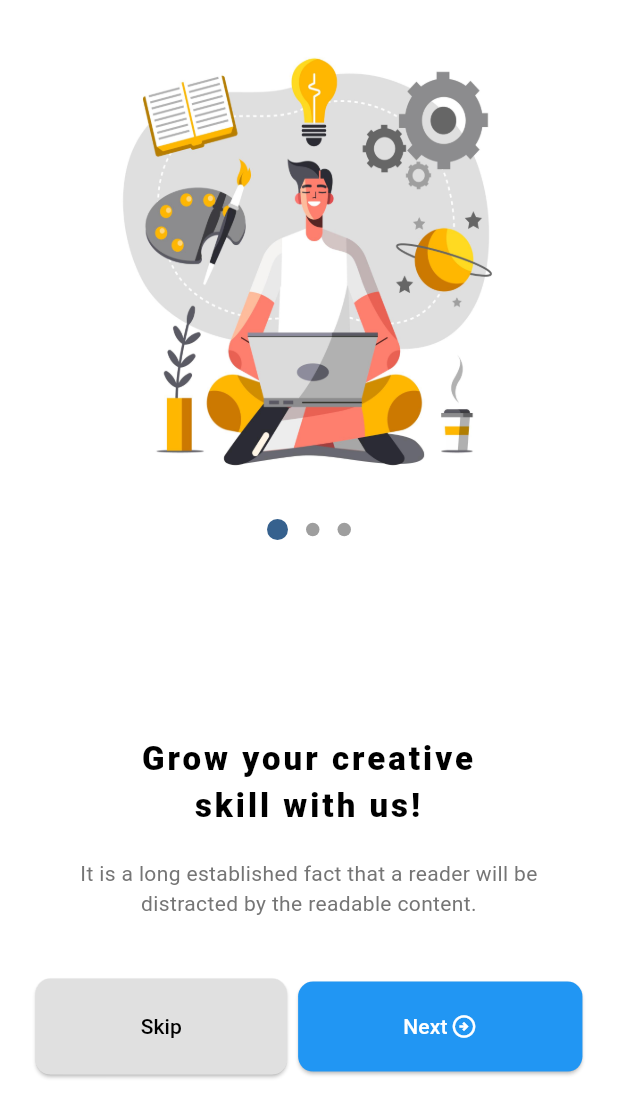
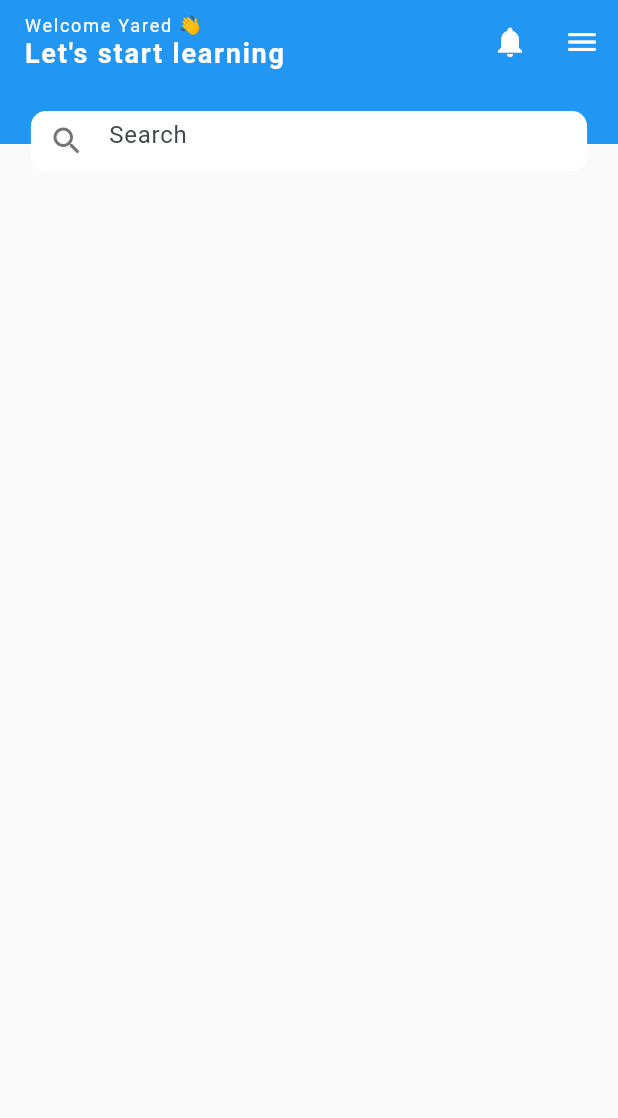
Before and after one commit to prulm/elearning_flutter, a Flutter app: the screen it shows after launch, after a tap on "Skip", on a phone screen of 412 x 824 dp. Shown: the top 1118 px of the screen. Run offline on Flutter 3.47's test engine with Material 2 defaults, Android fonts, the phone set to English and light mode, and no system bars; drawn by our look-alikes of carousel_slider, dots_indicator; our stand-ins replace easy_localization.

Commit message:
dashboard header content

```diff
--- /dev/null
+++ b/lib/screens/dashboard.dart
@@ -0,0 +1,84 @@
+import 'package:flutter/material.dart';
+
+class Dashboard extends StatefulWidget {
+  const Dashboard({super.key});
+
+  @override
+  State<Dashboard> createState() => _DashboardState();
+}
+
+class _DashboardState extends State<Dashboard> {
+  @override
+  Widget build(BuildContext context) {
+    return Scaffold(
+      backgroundColor: Colors.grey[50],
+      appBar: AppBar(
+        backgroundColor: Colors.blue,
+        title: Column(
+          crossAxisAlignment: CrossAxisAlignment.start,
+          children: [
+            Text("Welcome Yared 👋",
+            textAlign: TextAlign.start,
+            style: TextStyle(
+              color: Colors.white,
+              letterSpacing: 1.2,
+              fontSize: 12.0,
+            ),
+            ),
+            Text("Let's start learning",
+            style: TextStyle(
+              color: Colors.white,
+              letterSpacing: 1.2,
+              fontWeight: FontWeight.bold,
+              fontSize: 18.0,
+            ),
+            ),
+          ],
+        ),
+        actions: [
+          IconButton(onPressed: (){}, icon: Icon(Icons.notifications, color: Colors.white,)),
+          IconButton(onPressed: (){}, icon: Icon(Icons.menu, color: Colors.white)),
+        ],
+      ),
+      body: Center(
+        child: Column(
+          crossAxisAlignment: CrossAxisAlignment.center,
+          children: [
+            Stack(
+              children: [
+                Container(
+                  height: 40,
+                  color: Colors.blue,
+                ),
+                Center(
+                  child: Container(
+                    margin: EdgeInsets.only(top: 18.0),
+                    height: 40,
+                    width: MediaQuery.sizeOf(context).width * .9,
+                    child: TextField(
+                      textInputAction: TextInputAction.search,
+                      decoration: InputDecoration(
+                        hintText: "Search",
+                        prefixIcon: Icon(Icons.search_rounded,
+                            color: Colors.grey[600]),
+                        border: OutlineInputBorder(
+                          borderRadius: BorderRadius.circular(10),
+                          borderSide: BorderSide(
+                            width: 0,
+                            style: BorderStyle.none,
+                          ),
+                        ),
+                        filled: true,
+                        fillColor: Colors.white,
+                      ),
+                    ),
+                  ),
+                ),
+              ],
+            ),
+          ],
+        ),
+      ),
+    );
+  }
+}
--- a/lib/screens/home.dart
+++ b/lib/screens/home.dart
@@ -1,5 +1,6 @@
 import 'package:dots_indicator/dots_indicator.dart';
 import 'package:easy_localization/easy_localization.dart';
+import 'package:elearning_flutter/screens/dashboard.dart';
 import 'package:flutter/material.dart';
 import 'package:carousel_slider/carousel_slider.dart';
 
@@ -58,7 +59,8 @@ class _HomeState extends State<Home> {
                       dotsCount: imageList.length,
                       position: current_index,
                       decorator: DotsDecorator(
-                        activeSize: Size(14.0, 14.0),
+                        activeSize: Size(12.0, 12.0),
+                        activeColor: Colors.blue,
                       ),
                     ),
                   ],
@@ -92,7 +94,9 @@ class _HomeState extends State<Home> {
                       mainAxisAlignment: MainAxisAlignment.spaceAround,
                       children: [
                         ElevatedButton(
-                          onPressed: () {},
+                          onPressed: () {
+                            Navigator.pushReplacement(context, MaterialPageRoute(builder: (context) => Dashboard(),));
+                          },
                           child: Text("Skip",
                           style: TextStyle(
                             color: Colors.black,
```
